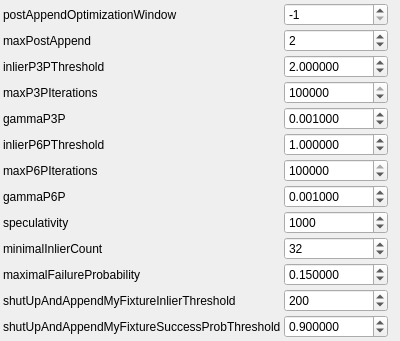
NickPenkrat/corecvs, file utils/corestructs/coreWidgets/iterativeReconstructionAppendParamsControlWidget.ui: the form before one commit.
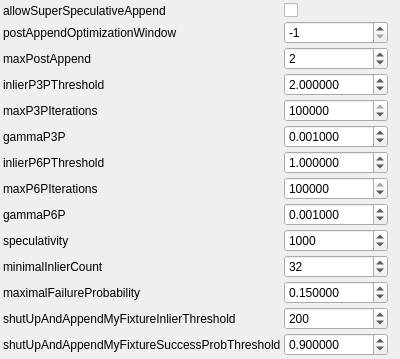
The form after the commit.

```diff
--- a/utils/corestructs/coreWidgets/iterativeReconstructionAppendParamsControlWidget.ui
+++ b/utils/corestructs/coreWidgets/iterativeReconstructionAppendParamsControlWidget.ui
@@ -23,37 +23,54 @@
     <item row="0" column="0">
      <widget class="QLabel" name="label_0">
        <property name="text">
-         <string>postAppendOptimizationWindow</string>
+         <string>allowSuperSpeculativeAppend</string>
        </property>
      </widget>
     </item>
     <item row="0" column="1">
-     <widget class="QSpinBox" name="postAppendOptimizationWindowSpinBox">
+     <widget class="QCheckBox" name="allowSuperSpeculativeAppendCheckBox">
        <property name="toolTip">
-         <string>Maximal number of fixtures being optimized after append</string>
+         <string>If you have lots of correct feature matches (>500 for each pair), than you may try super-speculative appending</string>
        </property>
-       <property name="minimum">
-        <number>-1</number>
-       </property>
-       <property name="maximum">
-        <number>1000000</number>
-       </property>
-       <property name="singleStep">
-        <number>1</number>
-       </property>
-       <property name="value">
-        <number>-1</number>
+       <property name="checked">
+           <bool>0</bool>
        </property>
      </widget>
     </item>
     <item row="1" column="0">
      <widget class="QLabel" name="label_1">
        <property name="text">
-         <string>maxPostAppend</string>
+         <string>postAppendOptimizationWindow</string>
        </property>
      </widget>
     </item>
     <item row="1" column="1">
+     <widget class="QSpinBox" name="postAppendOptimizationWindowSpinBox">
+       <property name="toolTip">
+         <string>Maximal number of fixtures being optimized after append</string>
+       </property>
+       <property name="minimum">
+        <number>-1</number>
+       </property>
+       <property name="maximum">
+        <number>1000000</number>
+       </property>
+       <property name="singleStep">
+        <number>1</number>
+       </property>
+       <property name="value">
+        <number>-1</number>
+       </property>
+     </widget>
+    </item>
+    <item row="2" column="0">
+     <widget class="QLabel" name="label_2">
+       <property name="text">
+         <string>maxPostAppend</string>
+       </property>
+     </widget>
+    </item>
+    <item row="2" column="1">
      <widget class="QSpinBox" name="maxPostAppendSpinBox">
        <property name="toolTip">
          <string>Maximal post-append iterations</string>
@@ -72,14 +89,14 @@
        </property>
      </widget>
     </item>
-    <item row="2" column="0">
-     <widget class="QLabel" name="label_2">
+    <item row="3" column="0">
+     <widget class="QLabel" name="label_3">
        <property name="text">
          <string>inlierP3PThreshold</string>
        </property>
      </widget>
     </item>
-    <item row="2" column="1">
+    <item row="3" column="1">
      <widget class="QDoubleSpinBox" name="inlierP3PThresholdSpinBox">
        <property name="toolTip">
          <string>Inlier threshold for 3P->pose</string>
@@ -101,14 +118,14 @@
        </property>
      </widget>
     </item>
-    <item row="3" column="0">
-     <widget class="QLabel" name="label_3">
+    <item row="4" column="0">
+     <widget class="QLabel" name="label_4">
        <property name="text">
          <string>maxP3PIterations</string>
        </property>
      </widget>
     </item>
-    <item row="3" column="1">
+    <item row="4" column="1">
      <widget class="QSpinBox" name="maxP3PIterationsSpinBox">
        <property name="toolTip">
          <string>Maximal ransac iterations for 3P->pose</string>
@@ -127,14 +144,14 @@
        </property>
      </widget>
     </item>
-    <item row="4" column="0">
-     <widget class="QLabel" name="label_4">
+    <item row="5" column="0">
+     <widget class="QLabel" name="label_5">
        <property name="text">
          <string>gammaP3P</string>
        </property>
      </widget>
     </item>
-    <item row="4" column="1">
+    <item row="5" column="1">
      <widget class="QDoubleSpinBox" name="gammaP3PSpinBox">
        <property name="toolTip">
          <string>Target error probability for 3P pose estimation</string>
@@ -156,14 +173,14 @@
        </property>
      </widget>
     </item>
-    <item row="5" column="0">
-     <widget class="QLabel" name="label_5">
+    <item row="6" column="0">
+     <widget class="QLabel" name="label_6">
        <property name="text">
          <string>inlierP6PThreshold</string>
        </property>
      </widget>
     </item>
-    <item row="5" column="1">
+    <item row="6" column="1">
      <widget class="QDoubleSpinBox" name="inlierP6PThresholdSpinBox">
        <property name="toolTip">
          <string>Inlier threshold for 6P->pose/3P->orientation</string>
@@ -185,14 +202,14 @@
        </property>
      </widget>
     </item>
-    <item row="6" column="0">
-     <widget class="QLabel" name="label_6">
+    <item row="7" column="0">
+     <widget class="QLabel" name="label_7">
        <property name="text">
          <string>maxP6PIterations</string>
        </property>
      </widget>
     </item>
-    <item row="6" column="1">
+    <item row="7" column="1">
      <widget class="QSpinBox" name="maxP6PIterationsSpinBox">
        <property name="toolTip">
          <string>Maximal ransac iterations for 6P->pose/3P->orientation</string>
@@ -211,14 +228,14 @@
        </property>
      </widget>
     </item>
-    <item row="7" column="0">
-     <widget class="QLabel" name="label_7">
+    <item row="8" column="0">
+     <widget class="QLabel" name="label_8">
        <property name="text">
          <string>gammaP6P</string>
        </property>
      </widget>
     </item>
-    <item row="7" column="1">
+    <item row="8" column="1">
      <widget class="QDoubleSpinBox" name="gammaP6PSpinBox">
        <property name="toolTip">
          <string>Target error probability for 6P->pose/3P->orientation</string>
@@ -240,14 +257,14 @@
        </property>
      </widget>
     </item>
-    <item row="8" column="0">
-     <widget class="QLabel" name="label_8">
+    <item row="9" column="0">
+     <widget class="QLabel" name="label_9">
        <property name="text">
          <string>speculativity</string>
        </property>
      </widget>
     </item>
-    <item row="8" column="1">
+    <item row="9" column="1">
      <widget class="QSpinBox" name="speculativitySpinBox">
        <property name="toolTip">
          <string>This defines how many multicameras are subject for P3P evaluation at each iteration</string>
@@ -266,14 +283,14 @@
        </property>
      </widget>
     </item>
-    <item row="9" column="0">
-     <widget class="QLabel" name="label_9">
+    <item row="10" column="0">
+     <widget class="QLabel" name="label_10">
        <property name="text">
          <string>minimalInlierCount</string>
        </property>
      </widget>
     </item>
-    <item row="9" column="1">
+    <item row="10" column="1">
      <widget class="QSpinBox" name="minimalInlierCountSpinBox">
        <property name="toolTip">
          <string>Minimal inlier count for hypotheis acceptance</string>
@@ -292,14 +309,14 @@
        </property>
      </widget>
     </item>
-    <item row="10" column="0">
-     <widget class="QLabel" name="label_10">
+    <item row="11" column="0">
+     <widget class="QLabel" name="label_11">
        <property name="text">
          <string>maximalFailureProbability</string>
        </property>
      </widget>
     </item>
-    <item row="10" column="1">
+    <item row="11" column="1">
      <widget class="QDoubleSpinBox" name="maximalFailureProbabilitySpinBox">
        <property name="toolTip">
          <string>Maximal failure probability for hypothesis acceptance</string>
@@ -321,14 +338,14 @@
        </property>
      </widget>
     </item>
-    <item row="11" column="0">
-     <widget class="QLabel" name="label_11">
+    <item row="12" column="0">
+     <widget class="QLabel" name="label_12">
        <property name="text">
          <string>shutUpAndAppendMyFixtureInlierThreshold</string>
        </property>
      </widget>
     </item>
-    <item row="11" column="1">
+    <item row="12" column="1">
      <widget class="QSpinBox" name="shutUpAndAppendMyFixtureInlierThresholdSpinBox">
        <property name="toolTip">
          <string>Immediate append inlier count threshold</string>
@@ -347,14 +364,14 @@
        </property>
      </widget>
     </item>
-    <item row="12" column="0">
-     <widget class="QLabel" name="label_12">
+    <item row="13" column="0">
+     <widget class="QLabel" name="label_13">
        <property name="text">
          <string>shutUpAndAppendMyFixtureSuccessProbThreshold</string>
        </property>
      </widget>
     </item>
-    <item row="12" column="1">
+    <item row="13" column="1">
      <widget class="QDoubleSpinBox" name="shutUpAndAppendMyFixtureSuccessProbThresholdSpinBox">
        <property name="toolTip">
          <string>shutUpAndAppendMyFixtureSuccessProbThreshold</string>
@@ -376,7 +393,7 @@
        </property>
      </widget>
     </item>
-   <item row="13" column="0">
+   <item row="14" column="0">
     <spacer name="verticalSpacer">
      <property name="orientation">
       <enum>Qt::Vertical</enum>
@@ -389,7 +406,7 @@
      </property>
     </spacer>
    </item>
-   <item row="13" column="2">
+   <item row="14" column="2">
     <spacer name="horizontalSpacer">
      <property name="orientation">
       <enum>Qt::Horizontal</enum>
```
Left out of the diff: 6 changed lines with no effect on the pictures.
